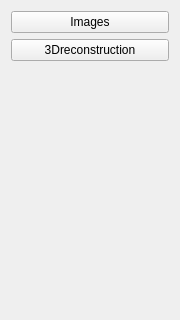
Before: the Qt Designer form app/header.ui in Teklaw7/DeepInspect, drawn with Qt 5; both pictures show x 0 to 180 and y 0 to 320 of the 180 by 600 pixel window.
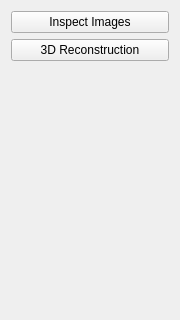
After: the same form once the commit is applied.

Commit message: renames the views

```diff
--- a/app/header.ui
+++ b/app/header.ui
@@ -19,14 +19,14 @@
      <item>
       <widget class="QPushButton" name="imagesButton">
        <property name="text">
-        <string>Images</string>
+        <string>Inspect Images</string>
        </property>
       </widget>
      </item>
      <item>
       <widget class="QPushButton" name="reconstructionButton">
        <property name="text">
-        <string>3Dreconstruction</string>
+        <string>3D Reconstruction</string>
        </property>
       </widget>
      </item>
```
